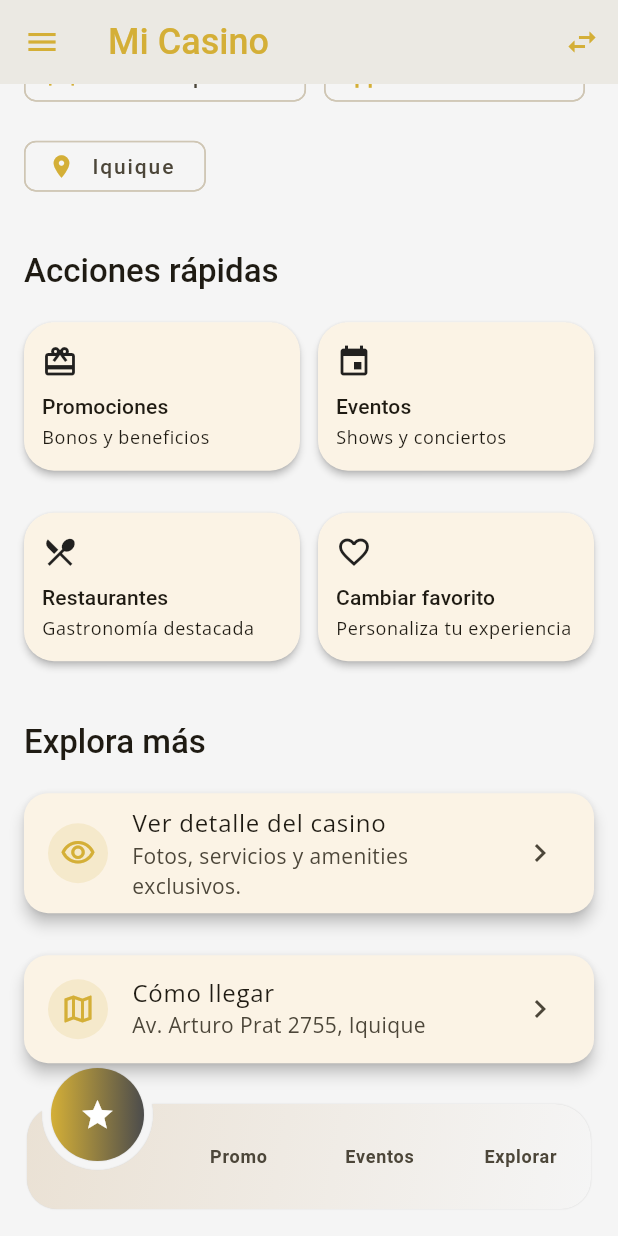
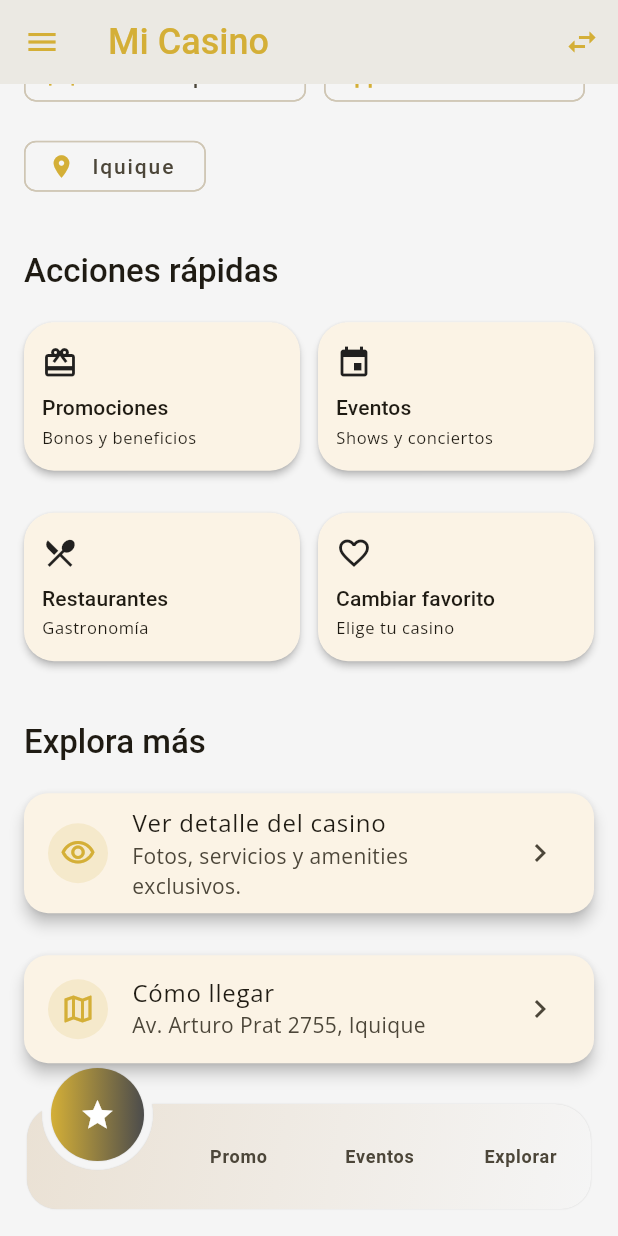
Before and after one commit to shaklinedj/DreamsClub, a Flutter app: the HomeScreen screen opened by its route, scrolled down 371 dp, on a phone screen of 412 x 824 dp. Run offline on Flutter 3.47's test engine with Material 3 defaults, Android fonts, the phone set to English and light mode, and no system bars; drawn by our look-alikes of circle_nav_bar; our stand-ins replace flutter_riverpod, geolocator, go_router, google_fonts, image_picker, lottie and 1 more; missing offline and left inert: flutter_animated_icons; accounts and stored records are empty.

Commit message:
fix: shorten card subtitles to prevent text overflow
- Change 'Gastronomía destacada' to 'Gastronomía'
- Change 'Personaliza tu experiencia' to 'Elige tu casino'
- Reduce subtitle font size to 11px for better fit

```diff
--- a/lib/screens/home_screen.dart
+++ b/lib/screens/home_screen.dart
@@ -215,13 +215,13 @@ class _QuickActionGrid extends StatelessWidget {
 				_QuickActionCard(
 					icon: Icons.restaurant_menu,
 					title: 'Restaurantes',
-					subtitle: 'Gastronomía destacada',
+					subtitle: 'Gastronomía',
 					onTap: () => context.go('/restaurants'),
 				),
 				_QuickActionCard(
 					icon: Icons.favorite_outline,
 					title: 'Cambiar favorito',
-					subtitle: 'Personaliza tu experiencia',
+					subtitle: 'Elige tu casino',
 					onTap: () => context.go('/select-favorite'),
 				),
 			],
@@ -270,7 +270,7 @@ class _QuickActionCard extends StatelessWidget {
 							Flexible(
 								child: Text(
 									subtitle,
-									style: Theme.of(context).textTheme.bodySmall,
+									style: Theme.of(context).textTheme.bodySmall?.copyWith(fontSize: 11),
 									maxLines: 2,
 									overflow: TextOverflow.ellipsis,
 								),
```
